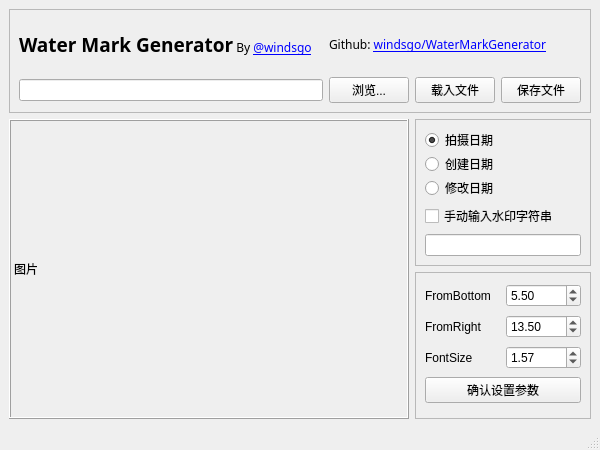
windsgo/WaterMarkGenerator, file application/mainwindow.ui: the form before one commit.
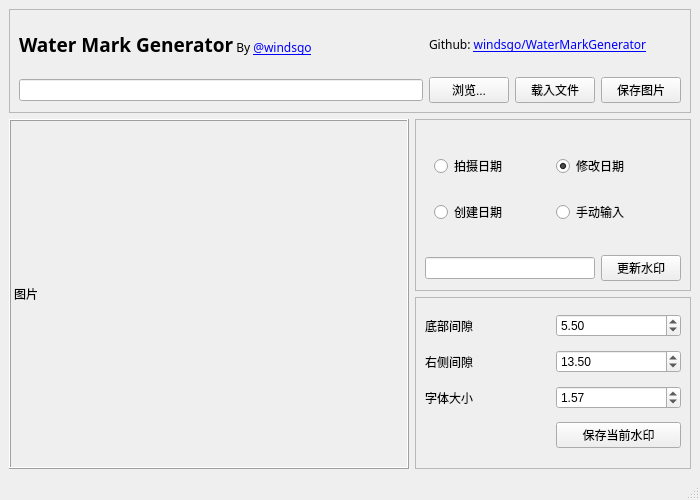
The form after the commit.

Commit message: feat: 可以暂存水印,并添加下一个水印

The edit to the form file:
```diff
--- a/application/mainwindow.ui
+++ b/application/mainwindow.ui
@@ -6,8 +6,8 @@
    <rect>
     <x>0</x>
     <y>0</y>
-    <width>600</width>
-    <height>450</height>
+    <width>700</width>
+    <height>500</height>
    </rect>
   </property>
   <property name="sizePolicy">
@@ -18,14 +18,14 @@
   </property>
   <property name="minimumSize">
    <size>
-    <width>600</width>
-    <height>450</height>
+    <width>700</width>
+    <height>500</height>
    </size>
   </property>
   <property name="maximumSize">
    <size>
-    <width>600</width>
-    <height>450</height>
+    <width>700</width>
+    <height>500</height>
    </size>
   </property>
   <property name="windowTitle">
@@ -74,7 +74,7 @@
        <item row="1" column="3">
         <widget class="QPushButton" name="pbSaveFile">
          <property name="text">
-          <string>保存文件</string>
+          <string>保存图片</string>
          </property>
         </widget>
        </item>
@@ -103,7 +103,7 @@
     <item row="1" column="0">
      <layout class="QHBoxLayout" name="horizontalLayout_2">
       <item>
-       <widget class="QLabel" name="label">
+       <widget class="QLabel" name="lbPicture">
         <property name="sizePolicy">
          <sizepolicy hsizetype="Preferred" vsizetype="Preferred">
           <horstretch>0</horstretch>
@@ -113,13 +113,13 @@
         <property name="minimumSize">
          <size>
           <width>400</width>
-          <height>300</height>
+          <height>350</height>
          </size>
         </property>
         <property name="maximumSize">
          <size>
           <width>400</width>
-          <height>300</height>
+          <height>350</height>
          </size>
         </property>
         <property name="frameShape">
@@ -146,63 +146,64 @@
           <layout class="QVBoxLayout" name="verticalLayout">
            <item>
             <widget class="QWidget" name="widgetrB" native="true">
-             <widget class="QRadioButton" name="rbModifyTime">
-              <property name="geometry">
-               <rect>
-                <x>0</x>
-                <y>50</y>
-                <width>152</width>
-                <height>18</height>
-               </rect>
-              </property>
-              <property name="text">
-               <string>修改日期</string>
-              </property>
-             </widget>
-             <widget class="QRadioButton" name="rbBirthTime">
-              <property name="geometry">
-               <rect>
-                <x>0</x>
-                <y>26</y>
-                <width>152</width>
-                <height>18</height>
-               </rect>
-              </property>
-              <property name="text">
-               <string>创建日期</string>
-              </property>
-             </widget>
-             <widget class="QRadioButton" name="rbShootTime">
-              <property name="geometry">
-               <rect>
-                <x>0</x>
-                <y>2</y>
-                <width>152</width>
-                <height>18</height>
-               </rect>
-              </property>
-              <property name="text">
-               <string>拍摄日期</string>
-              </property>
-              <property name="checked">
-               <bool>true</bool>
-              </property>
-             </widget>
+             <layout class="QGridLayout" name="gridLayout_5">
+              <item row="0" column="0">
+               <widget class="QRadioButton" name="rbShootTime">
+                <property name="text">
+                 <string>拍摄日期</string>
+                </property>
+                <property name="checked">
+                 <bool>false</bool>
+                </property>
+               </widget>
+              </item>
+              <item row="1" column="0">
+               <widget class="QRadioButton" name="rbBirthTime">
+                <property name="text">
+                 <string>创建日期</string>
+                </property>
+               </widget>
+              </item>
+              <item row="0" column="1">
+               <widget class="QRadioButton" name="rbModifyTime">
+                <property name="text">
+                 <string>修改日期</string>
+                </property>
+                <property name="checked">
+                 <bool>true</bool>
+                </property>
+               </widget>
+              </item>
+              <item row="1" column="1">
+               <widget class="QRadioButton" name="rbManualInput">
+                <property name="text">
+                 <string>手动输入</string>
+                </property>
+                <property name="checked">
+                 <bool>false</bool>
+                </property>
+               </widget>
+              </item>
+             </layout>
             </widget>
            </item>
            <item>
-            <widget class="QCheckBox" name="checkBox">
-             <property name="text">
-              <string>手动输入水印字符串</string>
-             </property>
-            </widget>
-           </item>
-           <item>
-            <widget class="QLineEdit" name="leString">
-             <property name="readOnly">
-              <bool>true</bool>
-             </property>
-            </widget>
+            <layout class="QHBoxLayout" name="horizontalLayout">
+             <item>
+              <widget class="QLineEdit" name="leString">
+               <property name="readOnly">
+                <bool>true</bool>
+               </property>
+              </widget>
+             </item>
+             <item>
+              <widget class="QPushButton" name="pbConfirmManualString">
+               <property name="text">
+                <string>更新水印</string>
+               </property>
+              </widget>
+             </item>
+            </layout>
            </item>
           </layout>
          </widget>
@@ -216,10 +217,10 @@
            <enum>QFrame::Raised</enum>
           </property>
           <layout class="QGridLayout" name="gridLayout">
-           <item row="0" column="0">
-            <widget class="QLabel" name="label_2">
+           <item row="2" column="0">
+            <widget class="QLabel" name="label_4">
              <property name="text">
-              <string>FromBottom</string>
+              <string>字体大小</string>
              </property>
             </widget>
            </item>
@@ -230,27 +231,6 @@
              </property>
             </widget>
            </item>
-           <item row="1" column="0">
-            <widget class="QLabel" name="label_3">
-             <property name="text">
-              <string>FromRight</string>
-             </property>
-            </widget>
-           </item>
-           <item row="1" column="1">
-            <widget class="QDoubleSpinBox" name="dsbRightPercent">
-             <property name="value">
-              <double>13.500000000000000</double>
-             </property>
-            </widget>
-           </item>
-           <item row="2" column="0">
-            <widget class="QLabel" name="label_4">
-             <property name="text">
-              <string>FontSize</string>
-             </property>
-            </widget>
-           </item>
            <item row="2" column="1">
             <widget class="QDoubleSpinBox" name="dsbFontPercent">
              <property name="value">
@@ -258,10 +238,31 @@
              </property>
             </widget>
            </item>
-           <item row="3" column="0" colspan="2">
-            <widget class="QPushButton" name="pbConfirmSetting">
+           <item row="1" column="1">
+            <widget class="QDoubleSpinBox" name="dsbRightPercent">
+             <property name="value">
+              <double>13.500000000000000</double>
+             </property>
+            </widget>
+           </item>
+           <item row="0" column="0">
+            <widget class="QLabel" name="label_2">
              <property name="text">
-              <string>确认设置参数</string>
+              <string>底部间隙</string>
+             </property>
+            </widget>
+           </item>
+           <item row="1" column="0">
+            <widget class="QLabel" name="label_3">
+             <property name="text">
+              <string>右侧间隙</string>
+             </property>
+            </widget>
+           </item>
+           <item row="3" column="1">
+            <widget class="QPushButton" name="pbCacheCurrentMark">
+             <property name="text">
+              <string>保存当前水印</string>
              </property>
             </widget>
            </item>
@@ -279,8 +280,8 @@
     <rect>
      <x>0</x>
      <y>0</y>
-     <width>600</width>
-     <height>21</height>
+     <width>700</width>
+     <height>22</height>
     </rect>
    </property>
   </widget>
```
The commit also changes 2 other files.
